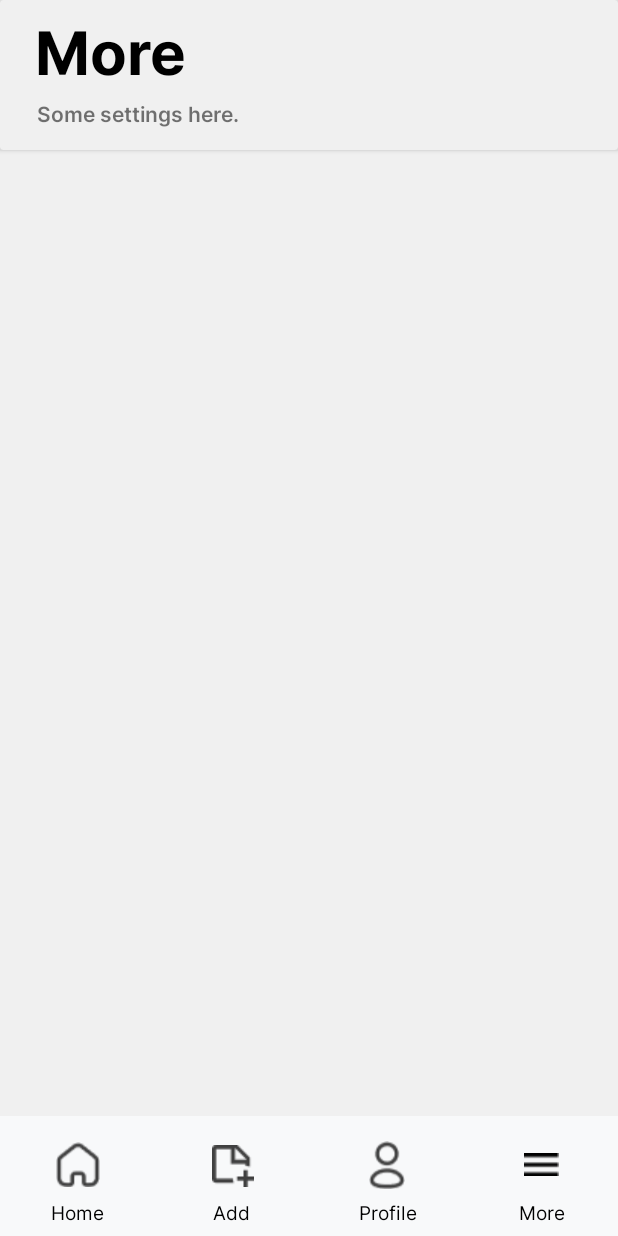
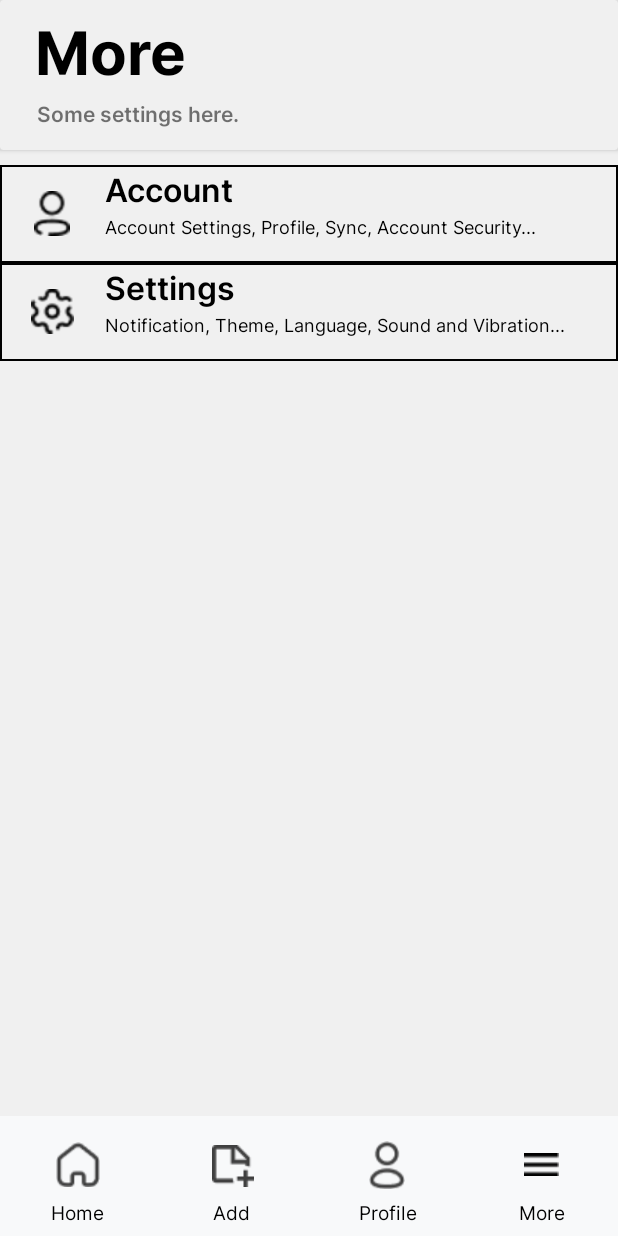
Before and after one commit to heimin22/Appointment_Scheduler, an Android app: the MainActivity5 screen opened directly, with no data from a screen before it, on a phone screen of 412 x 824 dp. Run offline under Robolectric (Android 15) with nearby library versions, the phone set to English and light mode, and no system bars.

Commit message:
updated the more activity_main5.xml and added some jpeg in the drawable

```diff
--- /dev/null
+++ b/app/src/main/res/drawable/stroke.xml
@@ -0,0 +1,6 @@
+<?xml version="1.0" encoding="utf-8"?>
+<shape xmlns:android="http://schemas.android.com/apk/res/android">
+    <stroke
+        android:width="1dp"
+        android:color="#000000" />
+</shape>
--- a/app/src/main/res/layout/activity_main5.xml
+++ b/app/src/main/res/layout/activity_main5.xml
@@ -11,40 +11,177 @@
         android:id="@+id/top_nav"
         android:layout_width="match_parent"
         android:layout_height="100dp"
-        android:layout_marginBottom="10dp"
-        app:layout_constraintTop_toTopOf="parent"
         app:cardBackgroundColor="#f0f0f0"
-        app:contentPadding="5dp">
+        app:contentPadding="5dp"
+        app:layout_constraintEnd_toEndOf="parent"
+        app:layout_constraintStart_toStartOf="parent"
+        app:layout_constraintTop_toTopOf="parent">
 
         <TextView
             android:id="@+id/your"
             android:layout_width="wrap_content"
             android:layout_height="wrap_content"
+            android:layout_marginStart="18dp"
+            android:layout_marginTop="0dp"
+            android:fontFamily="@font/inter_bold"
             android:text="More"
-            android:fontFamily="@font/inter_bold"
             android:textColor="@color/black"
-            android:layout_marginTop="0dp"
-            android:layout_marginStart="18dp"
-            android:textSize="40dp"/>
+            android:textSize="40dp" />
 
         <TextView
             android:id="@+id/welcomeBack"
             android:layout_width="wrap_content"
             android:layout_height="wrap_content"
-            android:text="Some settings here."
             android:layout_marginStart="19dp"
             android:layout_marginTop="60dp"
-            android:fontFamily="@font/inter_semibold"/>
+            android:fontFamily="@font/inter_semibold"
+            android:text="Some settings here." />
 
 
     </androidx.cardview.widget.CardView>
+
+
+    <ScrollView
+        android:layout_width="match_parent"
+        android:layout_height="0dp"
+        android:background="#F0f0f0"
+        app:layout_constraintTop_toBottomOf="@+id/top_nav"
+        app:layout_constraintBottom_toTopOf="@+id/bottom_nav"
+        >
+
+        <LinearLayout
+            android:layout_width="match_parent"
+            android:layout_height="match_parent"
+            android:orientation="vertical"
+            android:paddingTop="10dp">
+
+            <RelativeLayout
+                android:layout_width="match_parent"
+                android:layout_height="match_parent"
+                android:layout_gravity="center">
+
+                <LinearLayout
+                    android:layout_width="match_parent"
+                    android:layout_height="65dp"
+                    android:background="@drawable/stroke"
+                    android:orientation="horizontal">
+
+                    <LinearLayout
+                        android:layout_width="70dp"
+                        android:layout_height="match_parent"
+                        android:gravity="center">
+
+                        <ImageView
+                            android:layout_width="25dp"
+                            android:layout_height="30dp"
+                            android:src="@drawable/profile_more">
+
+                        </ImageView>
+
+                    </LinearLayout>
+
+                    <LinearLayout
+                        android:layout_width="match_parent"
+                        android:layout_height="match_parent"
+                        android:orientation="vertical">
+
+                        <TextView
+                            android:layout_width="wrap_content"
+                            android:layout_height="0dp"
+                            android:layout_weight="1"
+                            android:fontFamily="@font/inter_semibold"
+                            android:gravity="center"
+                            android:text="Account"
+                            android:textColor="#000000"
+                            android:textSize="21sp">
+
+                        </TextView>
+
+                        <TextView
+                            android:layout_width="wrap_content"
+                            android:layout_height="0dp"
+                            android:layout_weight="1"
+                            android:fontFamily="@font/inter_regular"
+                            android:text="Account Settings, Profile, Sync, Account Security..."
+                            android:textColor="#000000"
+                            android:textSize="12sp">
+
+                        </TextView>
+                    </LinearLayout>
+
+
+                </LinearLayout>
+            </RelativeLayout>
+
+            <RelativeLayout
+                android:layout_width="match_parent"
+                android:layout_height="match_parent">
+
+                <LinearLayout
+                    android:layout_width="match_parent"
+                    android:layout_height="65dp"
+                    android:background="@drawable/stroke"
+                    android:orientation="horizontal">
+
+                    <LinearLayout
+                        android:layout_width="70dp"
+                        android:layout_height="match_parent"
+                        android:gravity="center">
+
+                        <ImageView
+                            android:layout_width="30dp"
+                            android:layout_height="30dp"
+                            android:src="@drawable/settings">
+
+                        </ImageView>
+
+                    </LinearLayout>
+
+                    <LinearLayout
+                        android:layout_width="match_parent"
+                        android:layout_height="match_parent"
+                        android:orientation="vertical">
+
+                        <TextView
+                            android:layout_width="wrap_content"
+                            android:layout_height="0dp"
+                            android:layout_weight="1"
+                            android:fontFamily="@font/inter_semibold"
+                            android:gravity="center"
+                            android:text="Settings"
+                            android:textColor="#000000"
+                            android:textSize="21sp">
+
+                        </TextView>
+
+                        <TextView
+                            android:layout_width="wrap_content"
+                            android:layout_height="0dp"
+                            android:layout_weight="1"
+                            android:fontFamily="@font/inter_regular"
+                            android:text="Notification, Theme, Language, Sound and Vibration..."
+                            android:textColor="#000000"
+                            android:textSize="12sp">
+
+                        </TextView>
+                    </LinearLayout>
+
+
+                </LinearLayout>
+            </RelativeLayout>
+            <!--            end here-->
+
+        </LinearLayout>
+
+    </ScrollView>
+
 
     <RelativeLayout
         android:id="@+id/bottom_nav"
         android:layout_width="match_parent"
         android:layout_height="80dp"
+        android:layout_gravity="bottom"
         android:background="@drawable/nav_rectangle"
-        android:layout_gravity="bottom"
         app:layout_constraintBottom_toBottomOf="parent">
 
         <LinearLayout
@@ -55,13 +192,12 @@
             <ImageButton
                 android:id="@+id/homeButton"
                 android:layout_width="match_parent"
+                android:layout_height="50dp"
                 android:layout_weight="1"
-                android:layout_height="50dp"
-                android:translationY="7.5dp"
                 android:background="@android:color/transparent"
                 android:scaleType="centerInside"
                 android:src="@drawable/homev2"
-                />
+                android:translationY="7.5dp" />
 
 
             <ImageButton
@@ -72,30 +208,27 @@
                 android:background="@android:color/transparent"
                 android:scaleType="centerInside"
                 android:src="@drawable/addv2"
-                android:translationY="8dp"
-                />
+                android:translationY="8dp" />
 
             <ImageButton
                 android:id="@+id/profileButton"
                 android:layout_width="match_parent"
+                android:layout_height="50dp"
                 android:layout_weight="1"
-                android:layout_height="50dp"
-                android:translationY="7.5dp"
                 android:background="@android:color/transparent"
                 android:scaleType="centerInside"
                 android:src="@drawable/profilev2"
-                />
+                android:translationY="7.5dp" />
 
             <ImageButton
                 android:id="@+id/menuButton"
                 android:layout_width="match_parent"
+                android:layout_height="50dp"
                 android:layout_weight="1"
-                android:layout_height="50dp"
-                android:translationY="7.5dp"
                 android:background="@android:color/transparent"
                 android:scaleType="centerInside"
                 android:src="@drawable/menu"
-                />
+                android:translationY="7.5dp" />
 
         </LinearLayout>
 
@@ -110,49 +243,45 @@
                 android:layout_width="match_parent"
                 android:layout_height="wrap_content"
                 android:layout_weight="1"
+                android:fontFamily="@font/inter_regular"
+                android:gravity="center"
                 android:text="Home"
                 android:textColor="#000000"
-                android:gravity="center"
-                android:fontFamily="@font/inter_regular"
-                android:textSize="12.5sp"
-                />
+                android:textSize="12.5sp" />
 
             <TextView
                 android:id="@+id/addText"
                 android:layout_width="match_parent"
                 android:layout_height="wrap_content"
                 android:layout_weight="1"
+                android:fontFamily="@font/inter_regular"
+                android:gravity="center"
                 android:text="Add"
                 android:textColor="#000000"
-                android:gravity="center"
-                android:fontFamily="@font/inter_regular"
-                android:translationX="-1dp"
                 android:textSize="12.5sp"
-                />
+                android:translationX="-1dp" />
 
             <TextView
                 android:id="@+id/profileText"
                 android:layout_width="match_parent"
                 android:layout_height="wrap_content"
                 android:layout_weight="1"
+                android:fontFamily="@font/inter_regular"
+                android:gravity="center"
                 android:text="Profile"
                 android:textColor="#000000"
-                android:gravity="center"
-                android:fontFamily="@font/inter_regular"
-                android:textSize="12.5sp"
-                />
+                android:textSize="12.5sp" />
 
             <TextView
                 android:id="@+id/moreText"
                 android:layout_width="match_parent"
                 android:layout_height="wrap_content"
                 android:layout_weight="1"
+                android:fontFamily="@font/inter_regular"
+                android:gravity="center"
                 android:text="More"
                 android:textColor="#000000"
-                android:gravity="center"
-                android:fontFamily="@font/inter_regular"
-                android:textSize="12.5sp"
-                />
+                android:textSize="12.5sp" />
 
         </LinearLayout>
 
```
Also changed, not shown: app/src/main/res/drawable/profile_more.png (added), app/src/main/res/drawable/settings.png (added).
